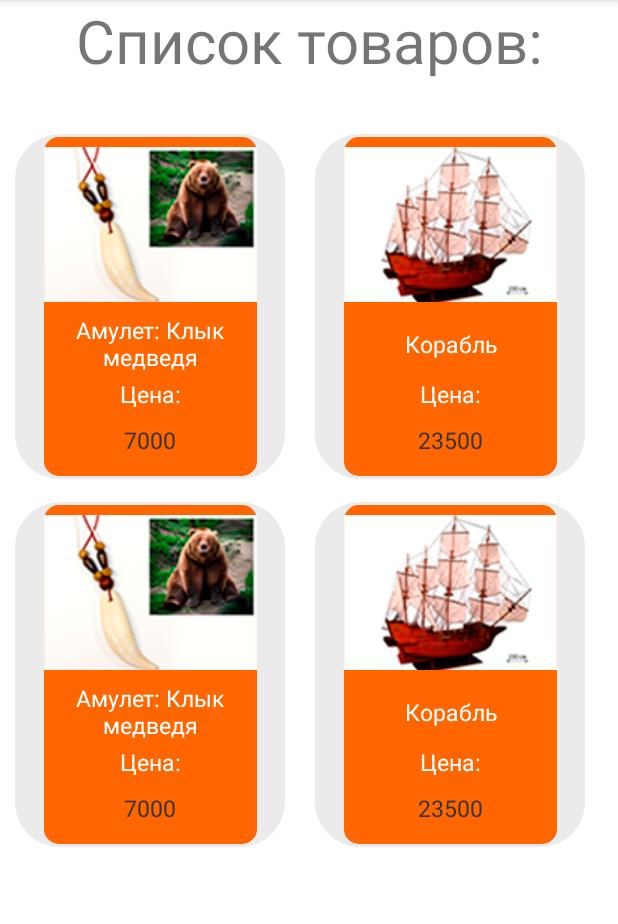
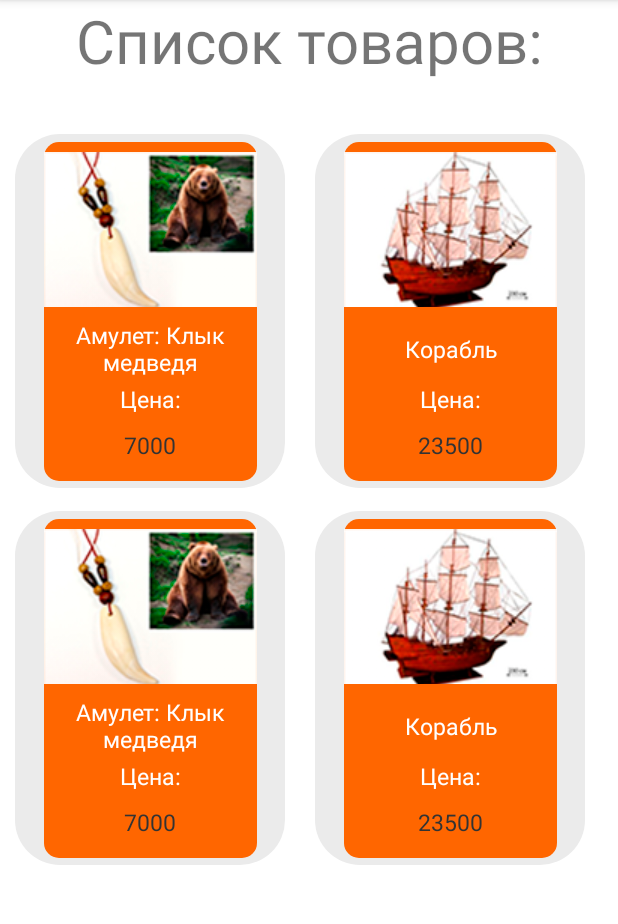
Before and after one commit to AndreyZhunenko/Recycler_view_simple_project, an Android app: the screen it shows after launch (MainActivity), on a phone screen of 412 x 824 dp, the part 84-1008 px from its top. Run offline under Robolectric (Android 15) with nearby library versions, the phone set to English and light mode, and no system bars.

Commit message:
Ready elements for list of goods (v2.0)

```diff
--- a/app/src/main/res/layout/item_of_recyclerview.xml
+++ b/app/src/main/res/layout/item_of_recyclerview.xml
@@ -16,9 +16,9 @@
             android:orientation="vertical"
             android:background="@drawable/styles_for_product_element"
             android:layout_width="180dp"
-            android:layout_height="230dp">
+            android:layout_height="236dp">
             <LinearLayout
-                android:layout_marginTop="2dp"
+                android:layout_marginTop="5dp"
                 android:orientation="vertical"
                 android:layout_marginStart="19dp"
                 android:background="@drawable/styles_for_main_part_of_product"
@@ -71,9 +71,9 @@
                 android:orientation="vertical"
                 android:background="@drawable/styles_for_product_element"
                 android:layout_width="180dp"
-                android:layout_height="230dp">
+                android:layout_height="236dp">
             <LinearLayout
-                android:layout_marginTop="2dp"
+                android:layout_marginTop="5dp"
                 android:orientation="vertical"
                 android:layout_marginStart="19dp"
                 android:background="@drawable/styles_for_main_part_of_product"
```
